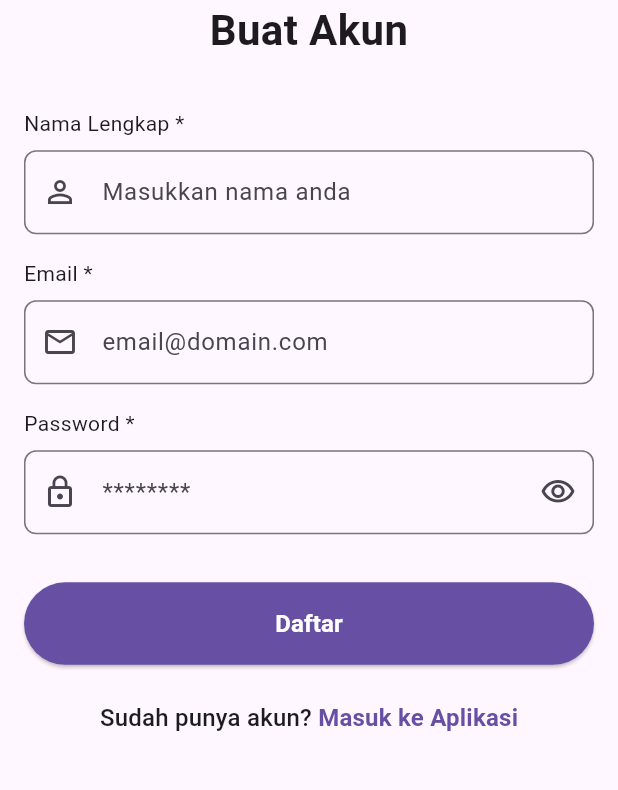
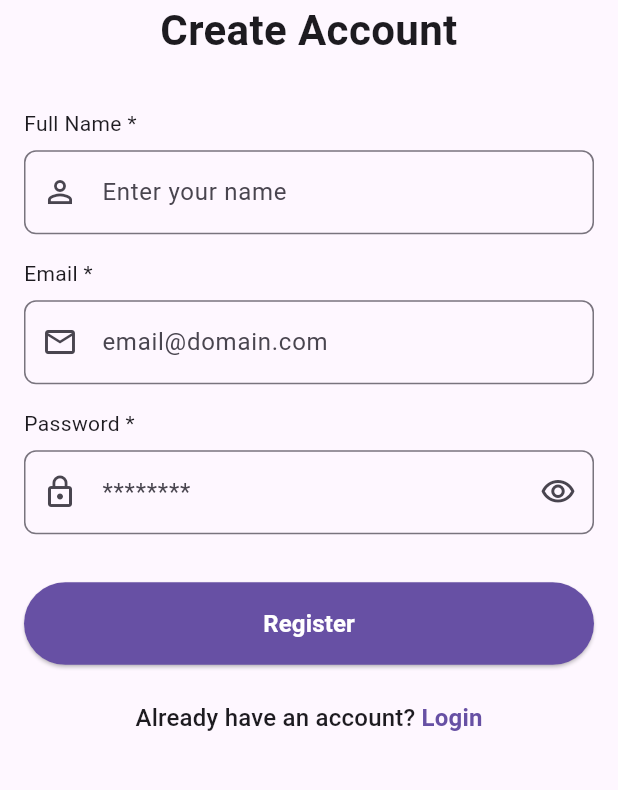
Before and after one commit to Andi-IM/kodakito, a Flutter app: the RegisterPage screen opened by its route, on a phone screen of 412 x 824 dp, the part 394-1184 px from its top. Run offline on Flutter 3.47's test engine with Material 3 defaults, Android fonts, the phone set to English and light mode, and no system bars; our stand-ins replace flutter_riverpod, go_router, google_fonts, palette_generator, riverpod_annotation; missing offline and left inert: m3e_collection, window_manager, window_size_classes; generated files the repository leaves out were written again.

Commit message:
feat: Implement core UI for authentication, story management, and detail views, and add internationalization for English and Indonesian, while removing the `cupertino_icons` dependency.

```diff
--- a/lib/l10n/app_localizations.dart
+++ b/lib/l10n/app_localizations.dart
@@ -104,6 +104,18 @@ abstract class AppLocalizations {
   /// **'KodaKito'**
   String get appTitle;
 
+  /// No description provided for @authGreeting.
+  ///
+  /// In id, this message translates to:
+  /// **'Selamat Datang'**
+  String get authGreeting;
+
+  /// No description provided for @authRegisterTitle.
+  ///
+  /// In id, this message translates to:
+  /// **'Buat Akun'**
+  String get authRegisterTitle;
+
   /// No description provided for @authBtnLogin.
   ///
   /// In id, this message translates to:
@@ -116,28 +128,46 @@ abstract class AppLocalizations {
   /// **'Daftar'**
   String get authBtnRegister;
 
+  /// No description provided for @authFieldEmailLabel.
+  ///
+  /// In id, this message translates to:
+  /// **'Email *'**
+  String get authFieldEmailLabel;
+
   /// No description provided for @authFieldEmailHint.
   ///
   /// In id, this message translates to:
-  /// **'Email'**
+  /// **'email@domain.com'**
   String get authFieldEmailHint;
+
+  /// No description provided for @authFieldPasswordLabel.
+  ///
+  /// In id, this message translates to:
+  /// **'Kata Sandi *'**
+  String get authFieldPasswordLabel;
 
   /// No description provided for @authFieldPasswordHint.
   ///
   /// In id, this message translates to:
-  /// **'Kata Sandi'**
+  /// **'********'**
   String get authFieldPasswordHint;
+
+  /// No description provided for @authFieldFullNameLabel.
+  ///
+  /// In id, this message translates to:
+  /// **'Nama Lengkap *'**
+  String get authFieldFullNameLabel;
 
   /// No description provided for @authFieldFullNameHint.
   ///
   /// In id, this message translates to:
-  /// **'Nama Lengkap'**
+  /// **'Masukkan nama anda'**
   String get authFieldFullNameHint;
 
   /// No description provided for @authMsgNoAccount.
   ///
   /// In id, this message translates to:
-  /// **'Belum Punya Akun?'**
+  /// **'Belum Punya Akun? '**
   String get authMsgNoAccount;
 
   /// No description provided for @authLinkRegisterNow.
@@ -149,7 +179,7 @@ abstract class AppLocalizations {
   /// No description provided for @authMsgHaveAccount.
   ///
   /// In id, this message translates to:
-  /// **'Sudah Punya Akun?'**
+  /// **'Sudah Punya Akun? '**
   String get authMsgHaveAccount;
 
   /// No description provided for @authLinkLoginNow.
@@ -182,6 +212,12 @@ abstract class AppLocalizations {
   /// **'Posting'**
   String get addStoryBtnPost;
 
+  /// No description provided for @addStoryBtnCancel.
+  ///
+  /// In id, this message translates to:
+  /// **'Batal'**
+  String get addStoryBtnCancel;
+
   /// No description provided for @addStoryImageLabel.
   ///
   /// In id, this message translates to:
@@ -205,6 +241,30 @@ abstract class AppLocalizations {
   /// In id, this message translates to:
   /// **'Ceritakan pengalamanmu...'**
   String get addStoryDescriptionHint;
+
+  /// No description provided for @addStoryBtnCamera.
+  ///
+  /// In id, this message translates to:
+  /// **'Kamera'**
+  String get addStoryBtnCamera;
+
+  /// No description provided for @addStoryBtnGallery.
+  ///
+  /// In id, this message translates to:
+  /// **'Galeri'**
+  String get addStoryBtnGallery;
+
+  /// No description provided for @settingsTitle.
+  ///
+  /// In id, this message translates to:
+  /// **'Pengaturan'**
+  String get settingsTitle;
+
+  /// No description provided for @settingsBtnLogout.
+  ///
+  /// In id, this message translates to:
+  /// **'Keluar'**
+  String get settingsBtnLogout;
 }
 
 class _AppLocalizationsDelegate
--- a/lib/presentation/auth/story_register.dart
+++ b/lib/presentation/auth/story_register.dart
@@ -1,3 +1,4 @@
+import 'package:dicoding_story/common/localizations.dart';
 import 'package:dicoding_story/presentation/auth/widget/logo_widget.dart';
 import 'package:flutter/material.dart';
 import 'package:flutter/gestures.dart';
@@ -45,18 +46,18 @@ class _RegisterPageState extends State<RegisterPage> {
                   LogoWidget(maxWidth: 600),
                   // Title
                   Text(
-                    'Buat Akun',
+                    context.l10n.authRegisterTitle,
                     textAlign: TextAlign.center,
                     style: TextStyle(fontSize: 28, fontWeight: FontWeight.bold),
                   ),
                   const SizedBox(height: 32),
 
                   // Name Input
-                  const Text('Nama Lengkap *'),
+                  Text(context.l10n.authFieldFullNameLabel),
                   const SizedBox(height: 8),
                   TextFormField(
-                    decoration: const InputDecoration(
-                      hintText: 'Masukkan nama anda',
+                    decoration: InputDecoration(
+                      hintText: context.l10n.authFieldFullNameHint,
                       prefixIcon: Icon(Icons.person_outline),
                       border: OutlineInputBorder(
                         borderRadius: BorderRadius.all(Radius.circular(8)),
@@ -66,11 +67,11 @@ class _RegisterPageState extends State<RegisterPage> {
                   const SizedBox(height: 16),
 
                   // Email Input
-                  const Text('Email *'),
+                  Text(context.l10n.authFieldEmailLabel),
                   const SizedBox(height: 8),
                   TextFormField(
-                    decoration: const InputDecoration(
-                      hintText: 'email@domain.com',
+                    decoration: InputDecoration(
+                      hintText: context.l10n.authFieldEmailHint,
                       prefixIcon: Icon(Icons.email_outlined),
                       border: OutlineInputBorder(
                         borderRadius: BorderRadius.all(Radius.circular(8)),
@@ -80,12 +81,12 @@ class _RegisterPageState extends State<RegisterPage> {
                   const SizedBox(height: 16),
 
                   // Password Input
-                  const Text('Password *'),
+                  Text(context.l10n.authFieldPasswordLabel),
                   const SizedBox(height: 8),
                   TextFormField(
                     obscureText: _obscurePassword,
                     decoration: InputDecoration(
-                      hintText: '********',
+                      hintText: context.l10n.authFieldPasswordHint,
                       prefixIcon: const Icon(Icons.lock_outline),
                       suffixIcon: IconButton(
                         icon: Icon(
@@ -119,9 +120,9 @@ class _RegisterPageState extends State<RegisterPage> {
                         borderRadius: BorderRadius.circular(30),
                       ),
                     ),
-                    child: const Text(
-                      'Daftar',
-                      style: TextStyle(
+                    child: Text(
+                      context.l10n.authBtnRegister,
+                      style: const TextStyle(
                         fontSize: 16,
                         fontWeight: FontWeight.bold,
                       ),
@@ -133,11 +134,11 @@ class _RegisterPageState extends State<RegisterPage> {
                   Center(
                     child: RichText(
                       text: TextSpan(
-                        text: 'Sudah punya akun? ',
+                        text: context.l10n.authMsgHaveAccount,
                         style: Theme.of(context).textTheme.titleMedium,
                         children: [
                           TextSpan(
-                            text: 'Masuk ke Aplikasi',
+                            text: context.l10n.authLinkLoginNow,
                             style: TextStyle(
                               color: Theme.of(context).colorScheme.primary,
                               fontWeight: FontWeight.bold,
--- a/pubspec.yaml
+++ b/pubspec.yaml
@@ -12,7 +12,6 @@ dependencies:
     sdk: flutter
   flutter_web_plugins:
     sdk: flutter
-  cupertino_icons: ^1.0.8
   go_router: ^17.0.0
   google_fonts: ^6.3.2
   logging: ^1.3.0
```
Also changed, not shown: lib/common/localizations.dart (+7 -0 lines), lib/l10n/app_en.arb (+18 -6 lines), lib/l10n/app_id.arb (+19 -6 lines), lib/l10n/app_localizations_en.dart (+35 -5 lines), lib/l10n/app_localizations_id.dart (+35 -5 lines), lib/presentation/auth/story_login.dart (+15 -14 lines), lib/presentation/detail/story_detail.dart (+4 -5 lines), lib/presentation/main/add_story_modal.dart (+9 -8 lines), lib/presentation/main/main_screen.dart (+16 -18 lines), pubspec.lock.
